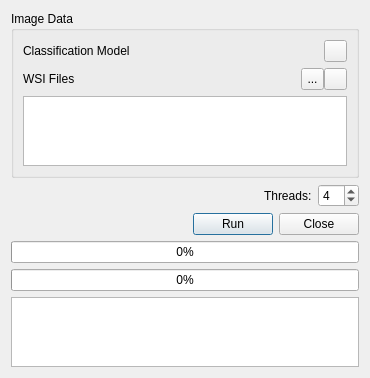
frankyeh/WSRecognizer, file rec_dialog.ui: the form before one commit.
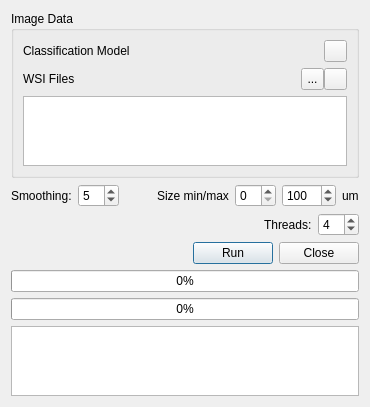
The form after the commit. Icons and pictures are not drawn.

Diff of the .ui file:
```diff
--- a/rec_dialog.ui
+++ b/rec_dialog.ui
@@ -122,6 +122,80 @@
      </item>
     </layout>
    </item>
+   <item>
+    <layout class="QHBoxLayout" name="horizontalLayout_8">
+     <item>
+      <widget class="QLabel" name="label_11">
+       <property name="text">
+        <string>Smoothing:</string>
+       </property>
+      </widget>
+     </item>
+     <item>
+      <widget class="QSpinBox" name="smoothing">
+       <property name="maximum">
+        <number>10</number>
+       </property>
+       <property name="singleStep">
+        <number>1</number>
+       </property>
+       <property name="value">
+        <number>5</number>
+       </property>
+      </widget>
+     </item>
+     <item>
+      <spacer name="horizontalSpacer_6">
+       <property name="orientation">
+        <enum>Qt::Horizontal</enum>
+       </property>
+       <property name="sizeHint" stdset="0">
+        <size>
+         <width>40</width>
+         <height>20</height>
+        </size>
+       </property>
+      </spacer>
+     </item>
+     <item>
+      <widget class="QLabel" name="label_7">
+       <property name="text">
+        <string>Size min/max</string>
+       </property>
+      </widget>
+     </item>
+     <item>
+      <widget class="QSpinBox" name="min_size">
+       <property name="maximum">
+        <number>50</number>
+       </property>
+       <property name="singleStep">
+        <number>5</number>
+       </property>
+      </widget>
+     </item>
+     <item>
+      <widget class="QSpinBox" name="max_size">
+       <property name="maximum">
+        <number>1000</number>
+       </property>
+       <property name="singleStep">
+        <number>5</number>
+       </property>
+       <property name="value">
+        <number>100</number>
+       </property>
+      </widget>
+     </item>
+     <item>
+      <widget class="QLabel" name="label_14">
+       <property name="text">
+        <string>um</string>
+       </property>
+      </widget>
+     </item>
+    </layout>
+   </item>
    <item>
     <layout class="QHBoxLayout" name="horizontalLayout_5">
      <item>
```
